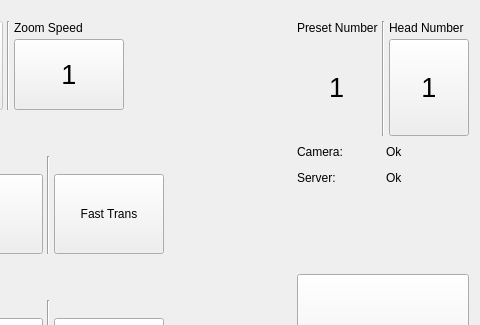
This is home.ui in chP6/Konzept_ErstesBeispiel as Qt 5 draws it before an edit; both pictures show x 320 to 800 and y 0 to 325 of the 800 by 410 pixel window. The edited form follows.
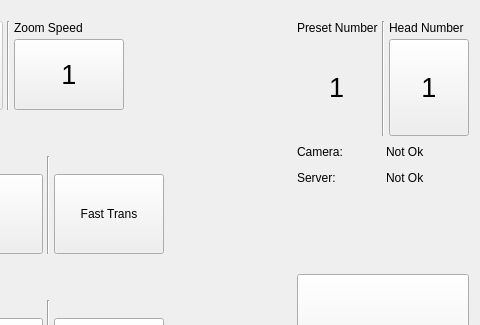
This is the edited form.

What changed in the file:
```diff
--- a/home.ui
+++ b/home.ui
@@ -163,7 +163,7 @@
           <cursorShape>BlankCursor</cursorShape>
          </property>
          <property name="text">
-          <string>Ok</string>
+          <string>Not Ok</string>
          </property>
         </widget>
        </item>
@@ -173,7 +173,7 @@
           <cursorShape>BlankCursor</cursorShape>
          </property>
          <property name="text">
-          <string>Ok</string>
+          <string>Not Ok</string>
          </property>
         </widget>
        </item>
```
